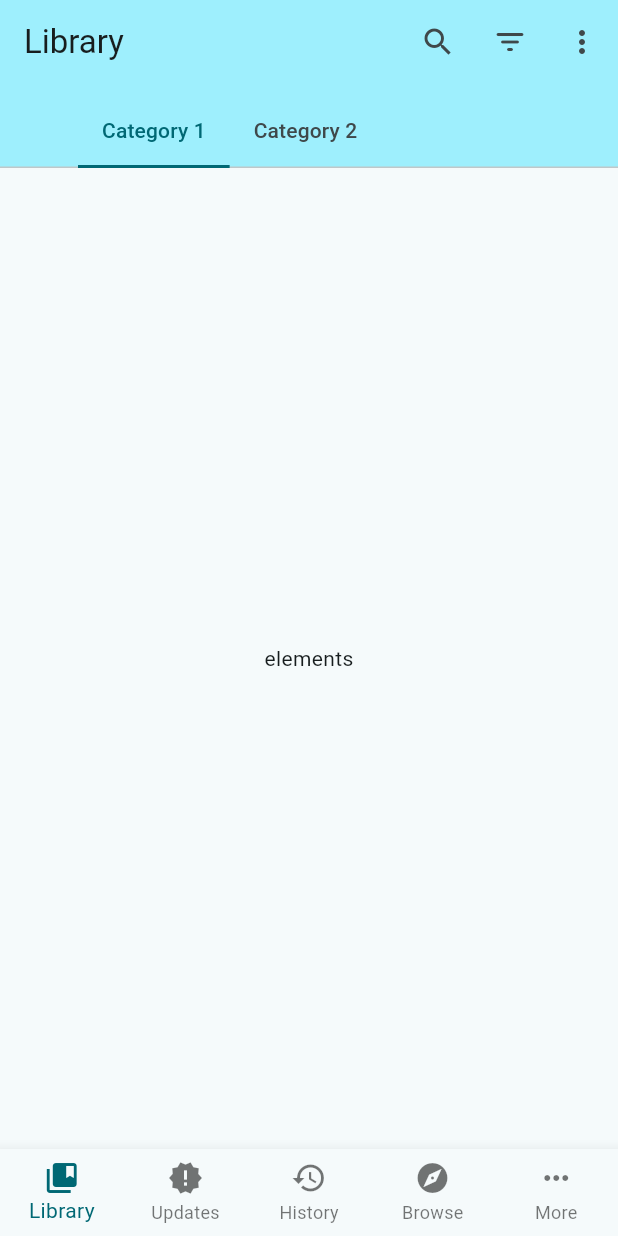
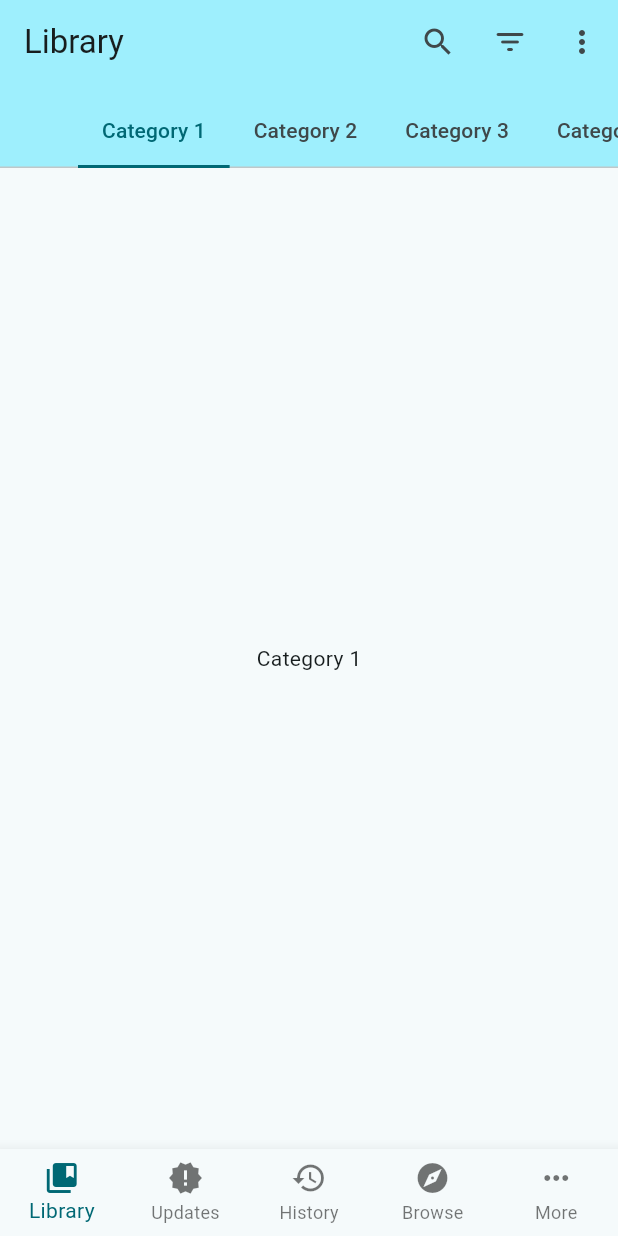
Before and after one commit to JohnLkt/FlutterFox, a Flutter app: the screen it shows after launch, on a phone screen of 412 x 824 dp. Run offline on Flutter 3.47's test engine with Material 2 defaults, Android fonts, the phone set to English and light mode, and no system bars.

Commit message:
UI: add Updates tab skeleton UI elements

```diff
--- a/lib/main.dart
+++ b/lib/main.dart
@@ -22,15 +22,89 @@ class MyApp extends StatelessWidget {
               seedColor: Colors.white70,
             ),
           ),
-          home: MyHomePage(),
+          home: const MyHomePage(),
         ));
   }
 }
 
-class MyHomePage extends StatelessWidget {
+class MyAppState extends ChangeNotifier {
+  var categories = ['Category 1', 'Category 2', 'Category 3', 'Category 4'];
+  final lastUpdate = DateTime.utc(2023, 0, 1);
+  var updateData = ['test1', 'test2'];
+}
+
+class MyHomePage extends StatefulWidget {
+  const MyHomePage({super.key});
+  @override
+  State<MyHomePage> createState() => _MyHomePageState();
+}
+
+class _MyHomePageState extends State<MyHomePage> {
+  int _selectedIndex = 0;
+
+  final List<Widget> _widgetOptions = <Widget>[
+    const LibraryPage(),
+    const UpdatesPage(),
+    const Text(
+      'Index 2: Business',
+    ),
+    const Text(
+      'Index 3: School',
+    ),
+    const Text(
+      'Index 4: Settings',
+    ),
+  ];
+
+  void _onItemTapped(int index) {
+    setState(() {
+      _selectedIndex = index;
+    });
+  }
+
   @override
   Widget build(BuildContext context) {
-    const int tabsCount = 2;
+    return Scaffold(
+      body: Center(
+        child: _widgetOptions.elementAt(_selectedIndex),
+      ),
+      bottomNavigationBar: BottomNavigationBar(
+        type: BottomNavigationBarType.fixed,
+        items: const <BottomNavigationBarItem>[
+          BottomNavigationBarItem(
+            icon: Icon(Icons.collections_bookmark),
+            label: 'Library',
+          ),
+          BottomNavigationBarItem(
+            icon: Icon(Icons.new_releases),
+            label: 'Updates',
+          ),
+          BottomNavigationBarItem(
+            icon: Icon(Icons.history),
+            label: 'History',
+          ),
+          BottomNavigationBarItem(
+            icon: Icon(Icons.explore),
+            label: 'Browse',
+          ),
+          BottomNavigationBarItem(
+            icon: Icon(Icons.more_horiz),
+            label: 'More',
+          )
+        ],
+        currentIndex: _selectedIndex,
+        onTap: _onItemTapped,
+      ),
+    );
+  }
+}
+
+class LibraryPage extends StatelessWidget {
+  const LibraryPage({super.key});
+  @override
+  Widget build(BuildContext context) {
+    var appState = context.watch<MyAppState>();
+    int tabsCount = appState.categories.length;
 
     return DefaultTabController(
       initialIndex: 0,
@@ -56,51 +130,28 @@ class MyHomePage extends StatelessWidget {
                 onPressed: () {},
               ),
             ],
-            bottom: const PreferredSize(
-              preferredSize: Size.fromHeight(kToolbarHeight),
+            bottom: PreferredSize(
+              preferredSize: const Size.fromHeight(kToolbarHeight),
               child: Align(
                 alignment: Alignment.centerLeft,
                 child: TabBar(
                   indicatorSize: TabBarIndicatorSize.tab,
                   isScrollable: true,
                   tabs: <Widget>[
-                    Tab(
-                      text: 'Category 1',
-                    ),
-                    Tab(
-                      text: 'Category 2',
-                    ),
+                    for (var category in appState.categories)
+                      Tab(
+                        text: category.toString(),
+                      ),
                   ],
                 ),
               ),
             )),
-        body: Container(
-          alignment: Alignment.center,
-          child: const Text('elements'),
-        ),
-        bottomNavigationBar: BottomNavigationBar(
-          type: BottomNavigationBarType.fixed,
-          items: const <BottomNavigationBarItem>[
-            BottomNavigationBarItem(
-              icon: Icon(Icons.collections_bookmark),
-              label: 'Library',
-            ),
-            BottomNavigationBarItem(
-              icon: Icon(Icons.new_releases),
-              label: 'Updates',
-            ),
-            BottomNavigationBarItem(
-              icon: Icon(Icons.history),
-              label: 'History',
-            ),
-            BottomNavigationBarItem(
-              icon: Icon(Icons.explore),
-              label: 'Browse',
-            ),
-            BottomNavigationBarItem(
-              icon: Icon(Icons.more_horiz),
-              label: 'More',
-            )
+        body: TabBarView(
+          children: <Widget>[
+            for (var category in appState.categories)
+              Center(
+                child: Text(category.toString()),
+              ),
           ],
         ),
       ),
@@ -108,4 +159,85 @@ class MyHomePage extends StatelessWidget {
   }
 }
 
-class MyAppState extends ChangeNotifier {}
+class UpdatesPage extends StatelessWidget {
+  const UpdatesPage({super.key});
+  @override
+  Widget build(BuildContext context) {
+    var appState = context.watch<MyAppState>();
+    int lastUpdateNum = 5;
+    var lastUpdateUnit = 'Hours';
+
+    return Scaffold(
+        appBar: AppBar(
+          title: const Text('Updates'),
+          backgroundColor: Theme.of(context).colorScheme.primaryContainer,
+          actions: <Widget>[
+            IconButton(
+              icon: const Icon(Icons.refresh),
+              tooltip: 'refresh',
+              onPressed: () {},
+            ),
+          ],
+        ),
+        body: ListView(
+          padding: const EdgeInsets.all(8),
+          children: [
+            Text('Library last updated: $lastUpdateNum $lastUpdateUnit ago'),
+            const SizedBox(
+              height: 10,
+            ),
+            const Text(
+              'Today',
+              style: TextStyle(fontWeight: FontWeight.bold),
+            ),
+            for (var manga in appState.updateData)
+              Card(
+                child: ListTile(
+                  leading: const FlutterLogo(),
+                  title: Column(
+                    crossAxisAlignment: CrossAxisAlignment.start,
+                    children: <Widget>[
+                      Text(manga),
+                      Text('chapter - chapterTitle'),
+                    ],
+                  ),
+                  trailing: const Icon(Icons.download_for_offline_rounded),
+                ),
+              ),
+            const SizedBox(
+              height: 10,
+            ),
+            const SizedBox(
+              height: 10,
+            ),
+            const Text(
+              'Yesterday',
+              style: TextStyle(fontWeight: FontWeight.bold),
+            ),
+            const SizedBox(
+              height: 10,
+            ),
+            const SizedBox(
+              height: 10,
+            ),
+            const Text(
+              'Last week',
+              style: TextStyle(fontWeight: FontWeight.bold),
+            ),
+            const SizedBox(
+              height: 10,
+            ),
+            const SizedBox(
+              height: 10,
+            ),
+            const Text(
+              'Long Ago',
+              style: TextStyle(fontWeight: FontWeight.bold),
+            ),
+            const SizedBox(
+              height: 10,
+            ),
+          ],
+        ));
+  }
+}
--- a/pubspec.yaml
+++ b/pubspec.yaml
@@ -1,5 +1,5 @@
 name: flutterfox
-description: A new Flutter project.
+description: A basic manga reader made using flutter.
 # The following line prevents the package from being accidentally published to
 # pub.dev using `flutter pub publish`. This is preferred for private packages.
 publish_to: "none" # Remove this line if you wish to publish to pub.dev
```
Also changed, not shown: 1 other file.
